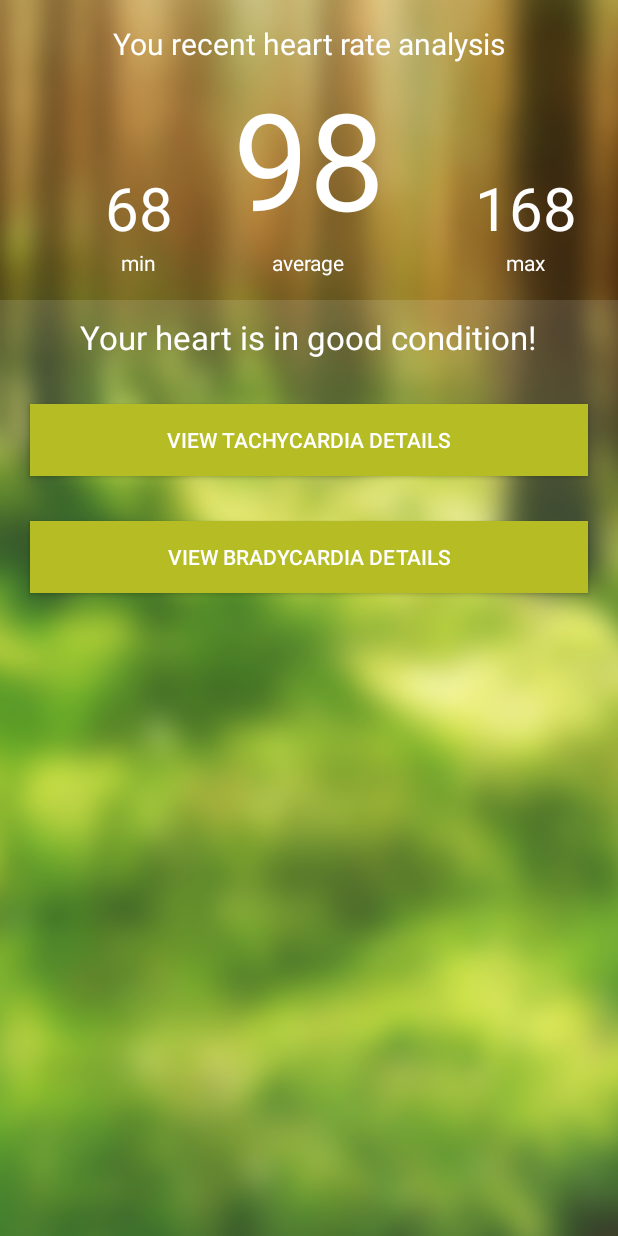
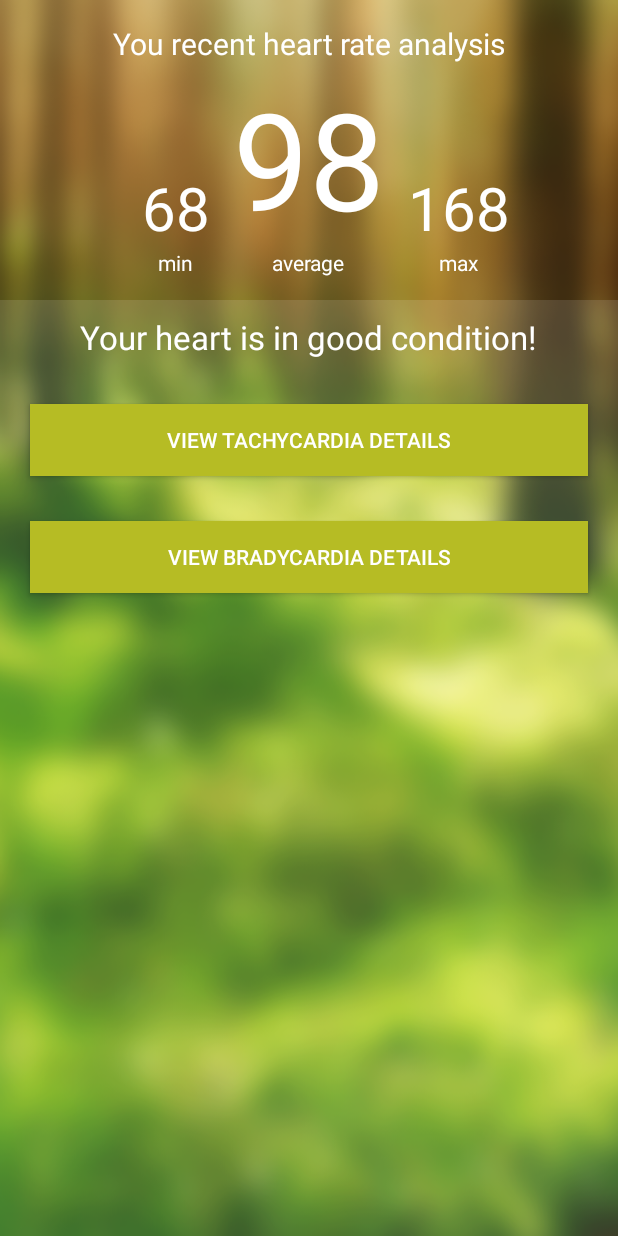
Before and after one commit to aahung/IntoHeart, an Android app: the layout fragment_analysis.xml on its own in the app's theme, with its tools: preview values and no code run, on a phone screen of 412 x 824 dp. Run offline under Robolectric (Android 15) with nearby library versions, the phone set to English and light mode, and no system bars.

Commit message:
adjust layout

```diff
--- a/IntoHeart/app/src/main/res/layout/fragment_analysis.xml
+++ b/IntoHeart/app/src/main/res/layout/fragment_analysis.xml
@@ -49,8 +49,8 @@
             android:layout_height="wrap_content"
             android:layout_centerVertical="true"
             android:layout_centerHorizontal="true"
-            android:layout_marginLeft="40dip"
-            android:layout_marginRight="40dip"
+            android:layout_marginLeft="15dip"
+            android:layout_marginRight="15dip"
             android:id="@+id/linearLayout">
             <TextView
                 android:layout_width="wrap_content"
@@ -75,8 +75,7 @@
             android:layout_width="wrap_content"
             android:layout_height="wrap_content"
             android:layout_alignBottom="@+id/linearLayout"
-            android:layout_toEndOf="@+id/linearLayout"
-            android:layout_marginLeft="20sp">
+            android:layout_toEndOf="@+id/linearLayout">
             <TextView
                 android:layout_width="wrap_content"
                 android:layout_height="wrap_content"
```
